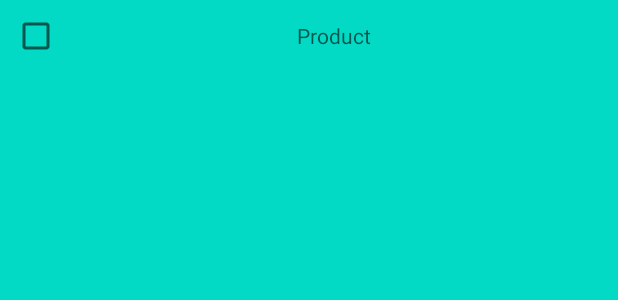
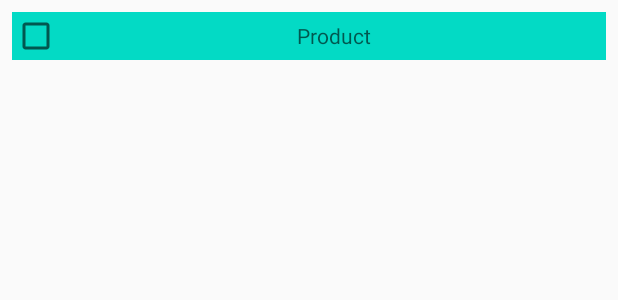
Before and after one commit to Naftali-K/2020_03_11_HW_ShopingList, an Android app: the layout product_for_choice.xml on its own in the app's theme, with its tools: preview values and no code run, on a phone screen of 412 x 824 dp. Shown: the top 300 px of the screen. Run offline under Robolectric (Android 15) with nearby library versions, the phone set to English and light mode, and no system bars.

Commit message:
* Repaired error in xml. List not was printed because in RecycleView not was decided Manager. After add Manager working well * Changed layout of Product for choice, repaired how looks line

```diff
--- a/app/src/main/res/layout/activity_main.xml
+++ b/app/src/main/res/layout/activity_main.xml
@@ -12,6 +12,7 @@
         android:layout_height="0dp"
         app:layout_constraintTop_toTopOf="parent"
         app:layout_constraintBottom_toTopOf="@id/btn_select"
+        app:layoutManager="androidx.recyclerview.widget.LinearLayoutManager"
         tools:listitem="@layout/product"
         tools:itemCount="3"/>
 
--- a/app/src/main/res/layout/activity_product_list.xml
+++ b/app/src/main/res/layout/activity_product_list.xml
@@ -12,7 +12,8 @@
         android:layout_width="match_parent"
         android:layout_height="0dp"
         app:layout_constraintTop_toTopOf="parent"
-        app:layout_constraintBottom_toTopOf="@id/btn_finish"/>
+        app:layout_constraintBottom_toTopOf="@id/btn_finish"
+        app:layoutManager="androidx.recyclerview.widget.LinearLayoutManager"/>
 
 
     <Button
--- a/app/src/main/res/layout/product_for_choice.xml
+++ b/app/src/main/res/layout/product_for_choice.xml
@@ -2,10 +2,10 @@
 <androidx.constraintlayout.widget.ConstraintLayout xmlns:android="http://schemas.android.com/apk/res/android"
     xmlns:tools="http://schemas.android.com/tools"
     android:layout_width="match_parent"
-    android:layout_height="match_parent"
+    android:layout_height="wrap_content"
     xmlns:app="http://schemas.android.com/apk/res-auto"
     android:padding="8dp"
-    android:background="@color/colorAccent">
+    >
 
     <!--TextView
         android:id="@+id/product"
@@ -34,6 +34,7 @@
         app:layout_constraintRight_toRightOf="parent"
         android:onClick="onClickCheckBox"
         android:gravity="center"
+        android:background="@color/colorAccent"
         android:hint="Product"/>
 
 </androidx.constraintlayout.widget.ConstraintLayout>
```
